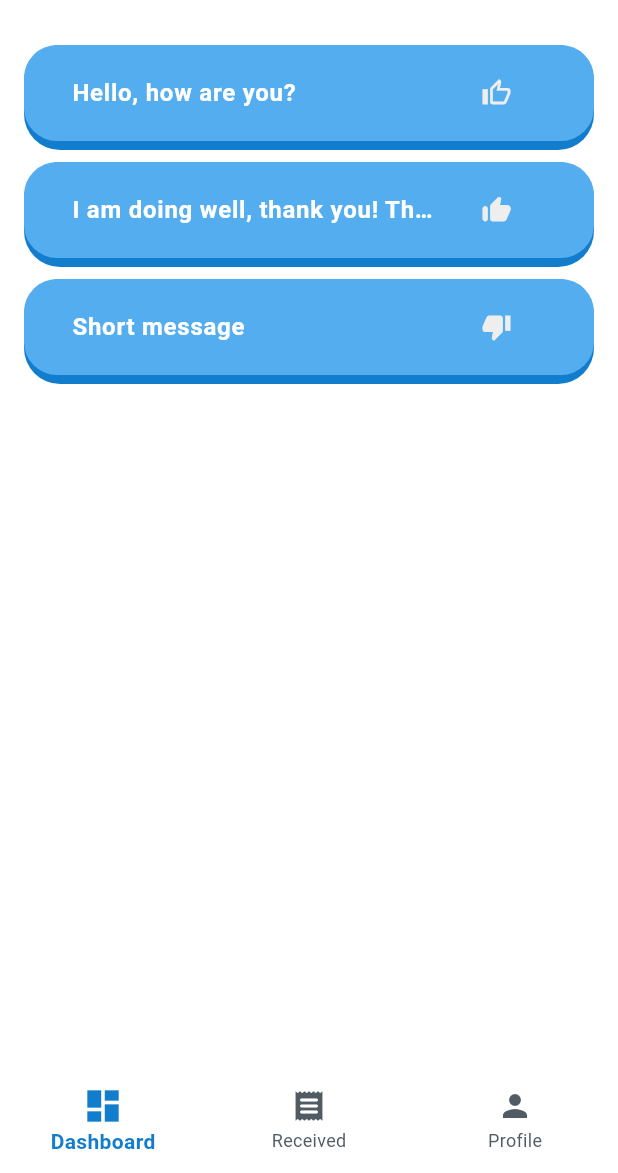
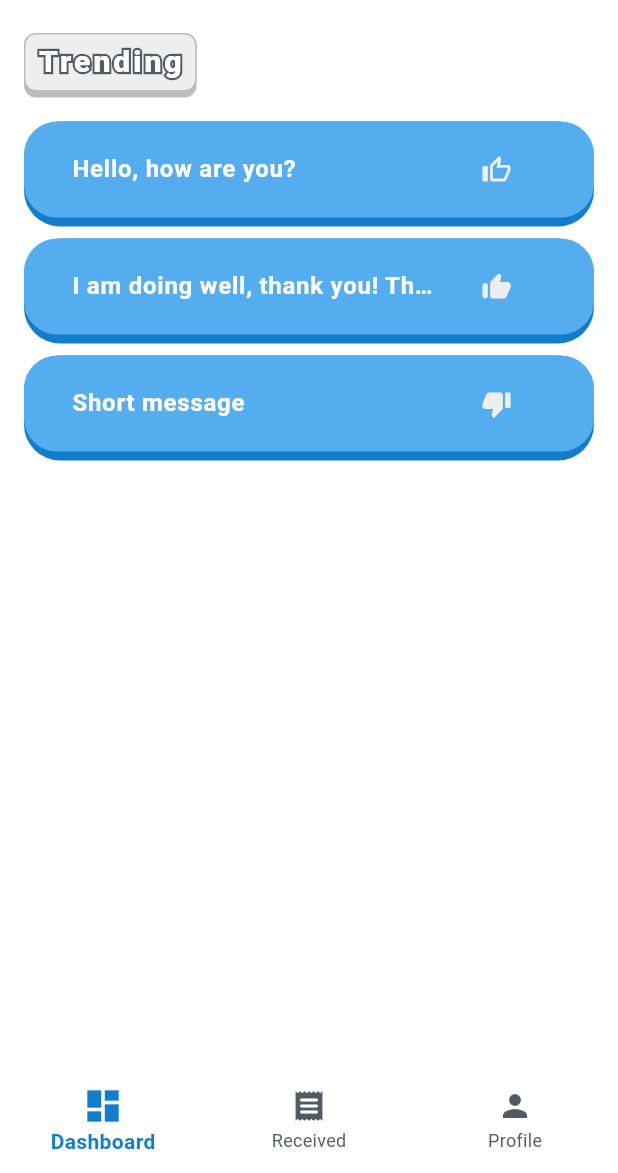
Before and after one commit to AndreaDeBlasio95/mexage, a Flutter app: the HomeView screen opened by its route, on a phone screen of 412 x 824 dp, the part 63-1236 px from its top. Run offline on Flutter 3.47's test engine with Material 3 defaults, Android fonts, the phone set to English and light mode, and no system bars; our stand-ins replace firebase_auth, firebase_core, google_sign_in; accounts and stored records are empty.

Commit message:
refactoring sign in -> sign in provider
added OutlineText
working on BoardView

```diff
--- a/lib/custom_widgets/message_received.dart
+++ b/lib/custom_widgets/message_received.dart
@@ -14,7 +14,7 @@ class MessageCard extends StatelessWidget {
     final themeProvider = Provider.of<CustomThemes>(context, listen: false);
 
     return Container(
-      margin: const EdgeInsets.only(left: 16, right: 16, bottom: 8),
+      margin: const EdgeInsets.only(bottom: 8),
       decoration: BoxDecoration(
         color: themeProvider.cCardShadow,
         borderRadius: BorderRadius.circular(24),
--- /dev/null
+++ b/lib/custom_widgets/outline_text.dart
@@ -0,0 +1,38 @@
+import 'package:flutter/material.dart';
+
+class OutlinedText extends StatelessWidget {
+  final String text;
+  final TextStyle textStyle;
+  final Color outlineColor;
+  final double outlineWidth;
+
+  const OutlinedText({super.key,
+    required this.text,
+    this.textStyle = const TextStyle(fontSize: 24, fontWeight: FontWeight.bold),
+    this.outlineColor = Colors.black,
+    this.outlineWidth = 2.0,
+  });
+
+  @override
+  Widget build(BuildContext context) {
+    return Stack(
+      children: [
+        // Draw text with outline
+        Text(
+          text,
+          style: textStyle.copyWith(
+            foreground: Paint()
+              ..style = PaintingStyle.stroke
+              ..strokeWidth = outlineWidth
+              ..color = outlineColor,
+          ),
+        ),
+        // Draw solid text on top
+        Text(
+          text,
+          style: textStyle,
+        ),
+      ],
+    );
+  }
+}
--- a/lib/main.dart
+++ b/lib/main.dart
@@ -1,4 +1,5 @@
 import 'package:flutter/material.dart';
+import 'package:mexage/providers/sign_in_provider.dart';
 import 'package:mexage/theme/custom_themes.dart';
 import 'package:mexage/views/home_view.dart';
 import 'package:mexage/views/welcome_view.dart';
@@ -13,6 +14,7 @@ void main() async {
   );
   runApp(MultiProvider(providers: [
     ChangeNotifierProvider(create: (_) => CustomThemes()),
+    ChangeNotifierProvider(create: (_) => SignInProvider()),
   ], child: const MyApp()));
 }
 
@@ -24,6 +26,7 @@ class MyApp extends StatelessWidget {
   Widget build(BuildContext context) {
     return MaterialApp(
       routes: {
+        '/login': (context) => const WelcomeView(), // Replace SecondPage with the name of your second page widget
         '/home': (context) => HomeView(), // Replace SecondPage with the name of your second page widget
       },
       title: 'Mexage',
--- a/lib/theme/custom_themes.dart
+++ b/lib/theme/custom_themes.dart
@@ -24,6 +24,8 @@ class CustomThemes with ChangeNotifier {
   Color cTextWelcomeTitle = Colors.black;
   Color cTextNavigationSelected = Colors.black;
   Color cTextNavigationNotSelected = Colors.black;
+  Color cRed = Colors.black;
+  Color cOutline = Colors.black;
 
   // --- TEXT STYLES ---
   TextStyle tTextAppBar = const TextStyle(
@@ -111,6 +113,8 @@ class CustomThemes with ChangeNotifier {
       cTextBoldMedium = Colors.white;
       cTextNavigationSelected = const Color(0xFF137DCD);
       cTextNavigationNotSelected = const Color(0xFF505B63);
+      cRed = const Color(0xFFD32F2F);
+      cOutline = const Color(0xFF505B63);
     } else if (value == 1) {
       // --- DARK ---
       cBackGround = const Color(0xFF141F25);
@@ -130,6 +134,8 @@ class CustomThemes with ChangeNotifier {
       cTextBoldMedium = const Color(0xFF141F25);
       cTextNavigationSelected = Colors.white;
       cTextNavigationNotSelected = const Color(0xFF505B63);
+      cRed = const Color(0xFFD32F2F);
+      cOutline = Colors.grey.shade300;
     }
     setTextStyles(value);
     notifyListeners();
@@ -155,7 +161,7 @@ class CustomThemes with ChangeNotifier {
     );
     tTextBold = TextStyle(
       color: cTextBold,
-      fontWeight: FontWeight.bold,
+      fontWeight: FontWeight.w700,
       fontSize: 24,
     );
     tTextTabBar = TextStyle(
--- a/lib/views/board_view.dart
+++ b/lib/views/board_view.dart
@@ -1,6 +1,8 @@
 import 'package:flutter/material.dart';
-
+import 'package:provider/provider.dart';
+import '../custom_widgets/outline_text.dart';
 import '../models/message_model.dart';
+import '../theme/custom_themes.dart';
 import 'inbox_view.dart';
 
 class BoardView extends StatefulWidget {
@@ -13,7 +15,40 @@ class BoardView extends StatefulWidget {
 class _BoardViewState extends State<BoardView> {
   @override
   Widget build(BuildContext context) {
+    final themeProvider = Provider.of<CustomThemes>(context, listen: false);
+
+    return Consumer<CustomThemes>(
+      builder: (context, themeProvider, _) {
         return Container(
+          padding: const EdgeInsets.only(top: 8, left: 16, right: 16),
+          child: Column(
+            crossAxisAlignment: CrossAxisAlignment.start,
+            children: [
+              Container(
+                decoration: BoxDecoration(
+                  color: Colors.grey.shade400,
+                  borderRadius: BorderRadius.circular(8),
+                ),
+                child: Container(
+                  margin: const EdgeInsets.only(bottom: 4),
+                  padding: const EdgeInsets.only(left: 8, right: 8, top: 4, bottom: 4),
+                  decoration: BoxDecoration(
+                    color: Colors.grey.shade200,
+                    borderRadius: BorderRadius.circular(8),
+                    border: Border.all(
+                      color: Colors.grey.shade400,
+                      width: 1.0,
+                    ),
+                  ),
+                  child: OutlinedText(
+                    text: 'Trending',
+                    textStyle: TextStyle(fontSize: 20, fontWeight: FontWeight.w800, color: themeProvider.cBackGround, letterSpacing: 2.0),
+                    outlineColor: themeProvider.cOutline,
+                    outlineWidth: 3.0,
+                  ),
+                ),
+              ),
+              Expanded(
                 child: InboxView(
                   messages: [
                     Message(
@@ -25,7 +60,8 @@ class _BoardViewState extends State<BoardView> {
                     ),
                     Message(
                       id: "2",
-            content: 'I am doing well, thank you! This is a long message',
+                      content:
+                          'I am doing well, thank you! This is a long message',
                       rank: 2,
                       ranked: true,
                       thumbUp: 1,
@@ -39,6 +75,11 @@ class _BoardViewState extends State<BoardView> {
                     ),
                   ],
                 ),
+              ),
+            ],
+          ),
+        );
+      },
     );
   }
 }
--- a/lib/views/home_view.dart
+++ b/lib/views/home_view.dart
@@ -132,26 +132,24 @@ class _HomeViewState extends State<HomeView> {
             ),
           ],
           iconSize: 24,
-          selectedIconTheme: IconThemeData(
+          selectedIconTheme: const IconThemeData(
             size: 28,
           ),
           selectedItemColor: themeProvider.cTextNavigationSelected,
           unselectedItemColor: themeProvider.cTextNavigationNotSelected,
-          selectedLabelStyle: TextStyle(
-            // Customize the style of the selected label here
-            fontWeight: FontWeight.bold, // for example, make it bold
-            fontSize: 14, // for example, increase font size
+          selectedLabelStyle: const TextStyle(
+            fontWeight: FontWeight.bold,
+            fontSize: 14,
           ),
-          unselectedLabelStyle: TextStyle(
-            // Customize the style of the unselected label here
-            fontSize: 12, // for example, decrease font size
+          unselectedLabelStyle: const TextStyle(
+            fontSize: 12,
           ),
           currentIndex: _selectedIndex,
           onTap: _onItemTapped,
         ),
       ),
       body: _isLoading
-          ? Center(child: CircularProgressIndicator())
+          ? const Center(child: CircularProgressIndicator())
           : _widgetOptions.elementAt(_selectedIndex),
     );
   }
```
Also changed, not shown: lib/custom_widgets/home_drawer.dart (+24 -0 lines), lib/providers/sign_in_provider.dart (added, +76 -0 lines), lib/views/welcome_view.dart (+24 -31 lines). Lines whose indentation alone changed are shown as unchanged.
